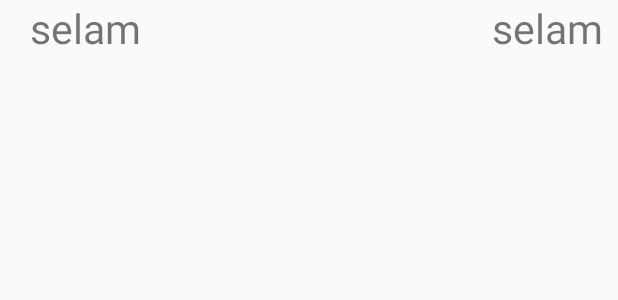
After one commit to KursatCodes/Cards, an Android app: the layout recycler_row.xml on its own in the app's theme, with its tools: preview values and no code run, on a phone screen of 412 x 824 dp. The commit adds this screen. Shown: the top 300 px of the screen. Run offline under Robolectric (Android 15) with nearby library versions, the phone set to English and light mode, and no system bars.

Commit message:
Recyclerview added.

```diff
--- a/app/src/main/java/com/muhammedkursatgokgun/cards/view/EnterFragment.kt
+++ b/app/src/main/java/com/muhammedkursatgokgun/cards/view/EnterFragment.kt
@@ -34,8 +34,12 @@ class EnterFragment : Fragment() {
                 EnterFragmentDirections.actionEnterFragmentToWordFragment("","")
             Navigation.findNavController(it).navigate(action)
         }
-        binding.buttonAdd.setOnClickListener {
+        binding.buttonAdd2.setOnClickListener {
             val action = EnterFragmentDirections.actionEnterFragmentToAdderFragment()
+            Navigation.findNavController(it).navigate(action)
+        }
+        binding.buttonGoToList.setOnClickListener {
+            val action = EnterFragmentDirections.actionEnterFragmentToListFragment()
             Navigation.findNavController(it).navigate(action)
         }
     }
--- /dev/null
+++ b/app/src/main/res/layout/recycler_row.xml
@@ -0,0 +1,31 @@
+<?xml version="1.0" encoding="utf-8"?>
+<androidx.constraintlayout.widget.ConstraintLayout
+    xmlns:android="http://schemas.android.com/apk/res/android"
+    xmlns:app="http://schemas.android.com/apk/res-auto"
+    xmlns:tools="http://schemas.android.com/tools"
+    android:layout_width="match_parent"
+    android:layout_height="41dp"
+    android:orientation="horizontal">
+
+    <TextView
+        android:id="@+id/englishWord"
+        android:layout_width="wrap_content"
+        android:layout_height="wrap_content"
+        android:layout_margin="20dp"
+        android:gravity="center"
+        android:text="selam"
+        android:textSize="27sp"
+        app:layout_constraintStart_toStartOf="parent" />
+
+    <TextView
+        android:id="@+id/turkishWord"
+        android:layout_width="wrap_content"
+        android:layout_height="wrap_content"
+        android:layout_margin="10dp"
+        android:gravity="center"
+        android:text="selam"
+        android:textSize="27sp"
+        app:layout_constraintEnd_toEndOf="parent"
+        tools:layout_editor_absoluteY="0dp" />
+
+</androidx.constraintlayout.widget.ConstraintLayout>
```
Also changed, not shown: app/src/main/java/com/muhammedkursatgokgun/cards/adapter/RecyclerViewListAdapter.kt (added, +23 -0 lines).
